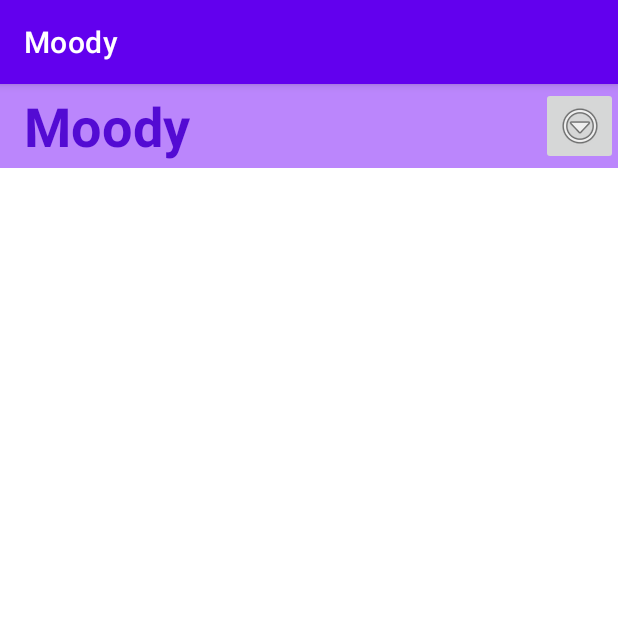
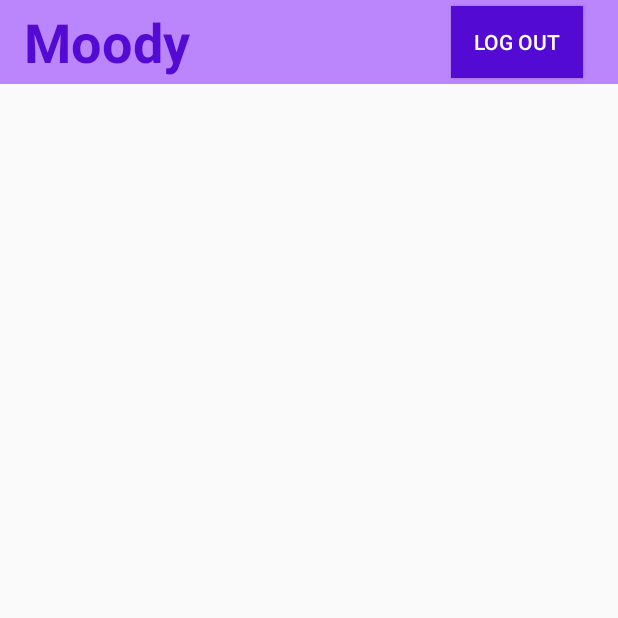
Before and after one commit to FB-android-app-2021/Moody, an Android app: the MainActivity screen opened directly, with no data from a screen before it, on a phone screen of 412 x 824 dp, the top half of it. Run offline under Robolectric (Android 15) with nearby library versions, the light colour scheme and no system bars; libraries missing offline, so code that uses them is left out: com.parse.

Commit message:
implemented logout button

```diff
--- a/app/src/main/AndroidManifest.xml
+++ b/app/src/main/AndroidManifest.xml
@@ -16,7 +16,9 @@
         <activity android:name=".DailyActivity"
             android:label="@string/app_name"
             android:theme="@style/Theme.AppCompat.Light.NoActionBar.FullScreen"/>
-        <activity android:name=".MainActivity" />
+        <activity android:name=".MainActivity"
+            android:label="@string/app_name"
+            android:theme="@style/Theme.AppCompat.Light.NoActionBar.FullScreen"/>
         <activity android:name=".LoginActivity">
             <intent-filter>
                 <action android:name="android.intent.action.MAIN" />
--- a/app/src/main/java/com/example/moody/MainActivity.java
+++ b/app/src/main/java/com/example/moody/MainActivity.java
@@ -1,14 +1,42 @@
 package com.example.moody;
 
 import androidx.appcompat.app.AppCompatActivity;
+import androidx.appcompat.widget.Toolbar;
 
+import android.app.Activity;
+import android.content.Intent;
 import android.os.Bundle;
+import android.view.View;
+import android.widget.Button;
+
+import com.example.moody.databinding.ActivityMainBinding;
+import com.parse.ParseUser;
 
 public class MainActivity extends AppCompatActivity {
+
+    private Toolbar toolbar;
+    private Button btnLogout;
 
     @Override
     protected void onCreate(Bundle savedInstanceState) {
         super.onCreate(savedInstanceState);
-        setContentView(R.layout.activity_main);
+        ActivityMainBinding binding = ActivityMainBinding.inflate(getLayoutInflater());
+        View view = binding.getRoot();
+        setContentView(view);
+
+        toolbar = binding.toolbar;
+        btnLogout = binding.btnLogout;
+        btnLogout.setOnClickListener(new View.OnClickListener() {
+            @Override
+            public void onClick(View v) {
+                ParseUser.logOut();
+                ParseUser currentUser = ParseUser.getCurrentUser(); // this will now be null
+                Intent i = new Intent(MainActivity.this, LoginActivity.class);
+                startActivity(i);
+                //keeps user from going back to main activity
+                finish();
+            }
+        });
+
     }
 }
--- a/app/src/main/res/layout/activity_main.xml
+++ b/app/src/main/res/layout/activity_main.xml
@@ -22,12 +22,15 @@
             android:textSize="36sp"
             android:textStyle="bold" />
 
-        <ImageButton
-            android:id="@+id/btnMenu"
+        <Button
+            android:id="@+id/btnLogout"
             android:layout_width="wrap_content"
             android:layout_height="wrap_content"
-            android:layout_marginLeft="250dp"
-            android:src="@android:drawable/ic_menu_more"
+            android:layout_marginStart="190dp"
+            android:layout_marginLeft="190dp"
+            android:background="@color/purple_text"
+            android:text="Log out"
+            android:textColor="@color/white"
             app:showAsAction="ifRoom"
             tools:layout_editor_absoluteX="175dp"
             tools:layout_editor_absoluteY="18dp" />
--- a/app/src/main/res/layout/fragment_journal.xml
+++ b/app/src/main/res/layout/fragment_journal.xml
@@ -34,21 +34,23 @@
     <Button
         android:id="@+id/btnSave"
         android:layout_width="155dp"
-        android:layout_height="wrap_content"
+        android:layout_height="60dp"
         android:layout_below="@+id/etEntry"
         android:layout_alignLeft="@id/etEntry"
         android:layout_marginTop="10dp"
         android:text="Save to journal"
+        android:textColor="@color/white"
         app:backgroundTint="@color/purple_text" />
 
     <Button
         android:id="@+id/btnDelete"
         android:layout_width="155dp"
-        android:layout_height="wrap_content"
+        android:layout_height="60dp"
         android:layout_below="@+id/etEntry"
         android:layout_alignRight="@id/etEntry"
         android:layout_marginTop="10dp"
         android:text="Send off to space"
+        android:textColor="@color/white"
         app:backgroundTint="@color/purple_text" />
 
 </RelativeLayout>
--- a/app/src/main/res/layout/fragment_mood.xml
+++ b/app/src/main/res/layout/fragment_mood.xml
@@ -33,7 +33,8 @@
         android:layout_below="@+id/tvMoodQ"
         android:layout_centerHorizontal="true"
         android:layout_marginTop="97dp"
-        android:text="Good!"
+        android:text="Good :)"
+        android:textColor="@color/white"
         app:backgroundTint="@color/purple_text" />
 
     <Button
@@ -43,6 +44,7 @@
         android:layout_below="@+id/tvMoodQ"
         android:layout_centerHorizontal="true"
         android:layout_marginTop="258dp"
-        android:text="bad :("
+        android:text="Bad :("
+        android:textColor="@color/white"
         app:backgroundTint="@color/purple_text" />
 </RelativeLayout>
```
Also changed, not shown: app/src/main/java/com/example/moody/LoginActivity.java (+4 -4 lines), app/src/main/java/com/example/moody/fragments/JournalFragment.java (+23 -0 lines), app/src/main/res/drawable/ufi_more.png (added).
